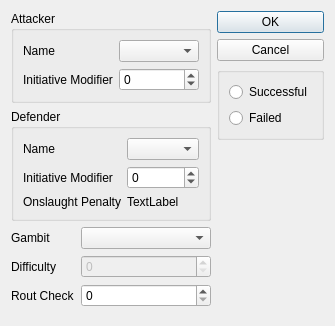
Old version of the form gui/decisive_gui.ui in the repository ErikSeguinte/Ex3E-Tracker.
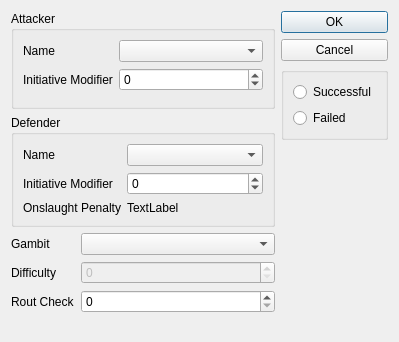
New version of the form.

Patch:
```diff
--- a/gui/decisive_gui.ui
+++ b/gui/decisive_gui.ui
@@ -6,8 +6,8 @@
    <rect>
     <x>0</x>
     <y>0</y>
-    <width>328</width>
-    <height>326</height>
+    <width>399</width>
+    <height>342</height>
    </rect>
   </property>
   <property name="windowTitle">
```
Left out of the diff: 8 changed lines with no effect on the pictures.
